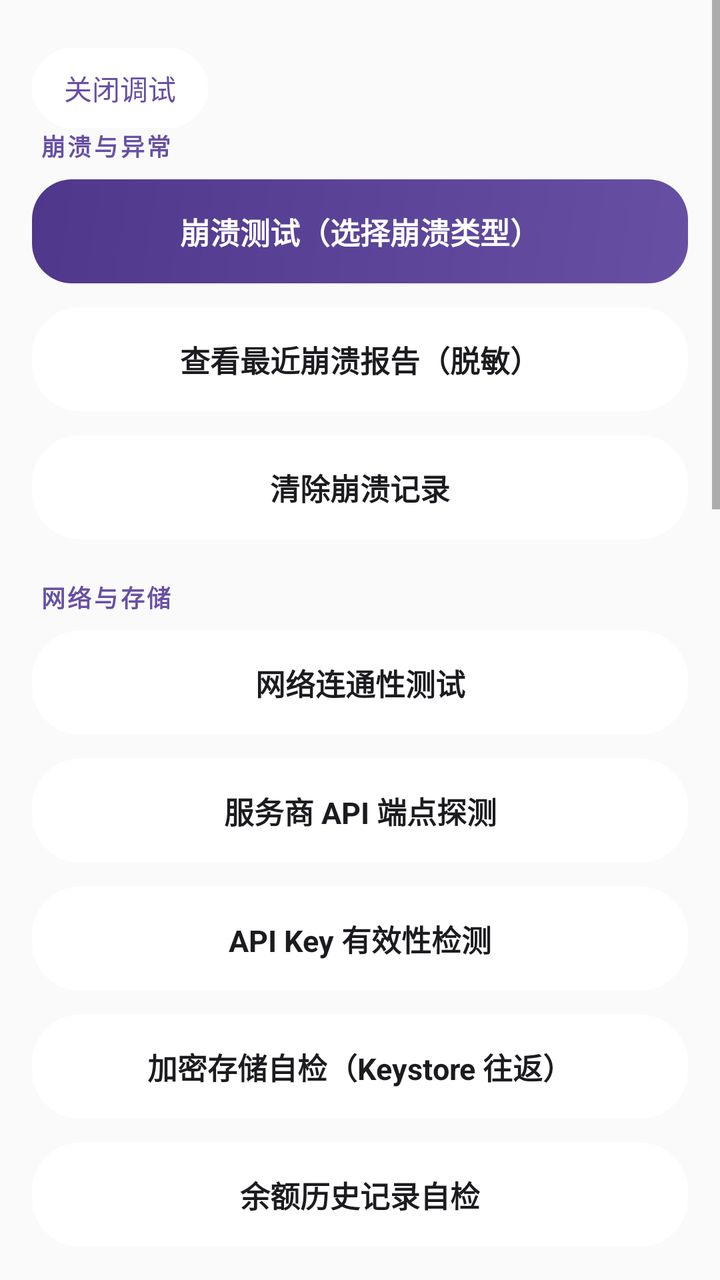
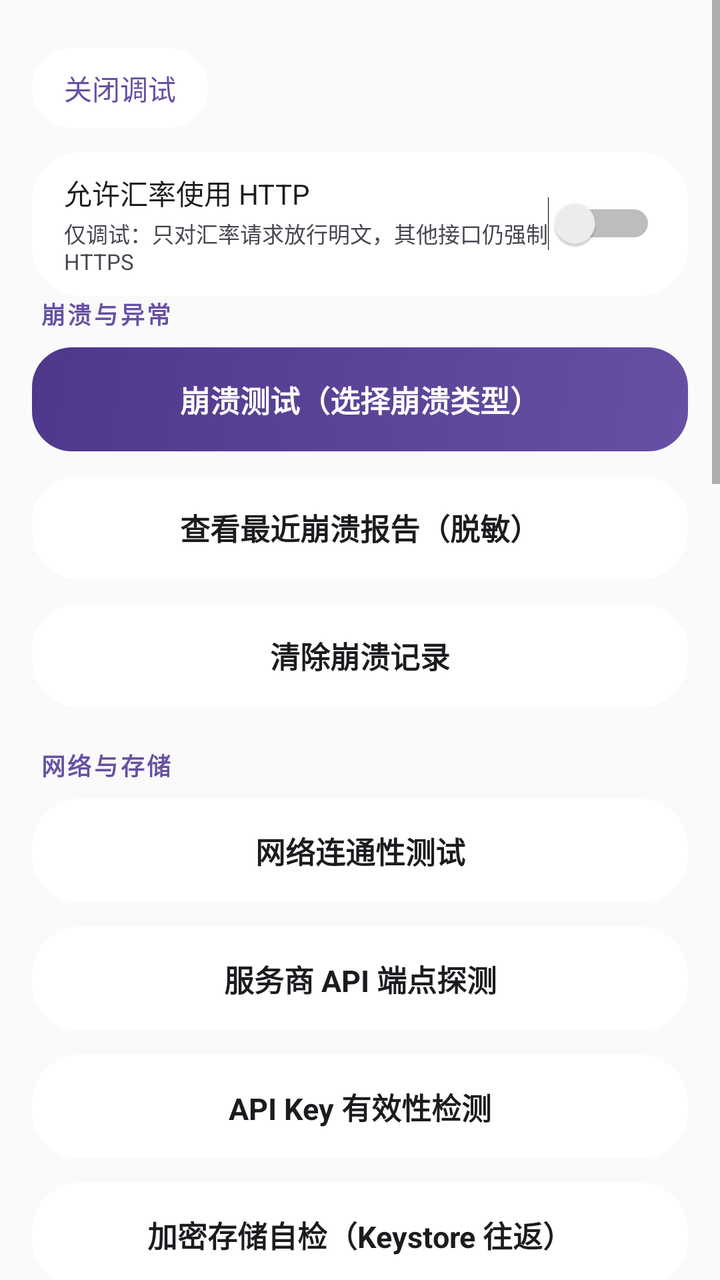

An Android layout rendered at two revisions. The XML below is the earlier revision; the diff shows what the commit changed to produce the second picture.
<!-- AndroidManifest.xml: application theme RxHTheme -->
<!-- res/layout/fragment_debug.xml -->
<?xml version="1.0" encoding="utf-8"?>
<ScrollView xmlns:android="http://schemas.android.com/apk/res/android"
    android:layout_width="match_parent"
    android:layout_height="match_parent"
    android:fillViewport="true">
        


    <LinearLayout
        android:layout_width="match_parent"
        android:layout_height="wrap_content"
        android:orientation="vertical"
        android:padding="16dp">
        <LinearLayout android:id="@+id/btn_debug_close"
            android:layout_width="wrap_content" android:layout_height="40dp"
            android:layout_marginTop="8dp" android:background="@drawable/bg_card_balance"
            android:gravity="center" android:orientation="horizontal"
            android:paddingLeft="16dp" android:paddingRight="16dp"
            android:clickable="true" android:focusable="false">
            <TextView android:layout_width="wrap_content" android:layout_height="wrap_content"
                android:text="@string/debug_close" android:textColor="@color/primary"
                android:textSize="14sp" />
        </LinearLayout>

        <TextView
            android:layout_width="wrap_content"
            android:layout_height="wrap_content"
            android:layout_marginLeft="4dp"
            android:layout_marginBottom="8dp"
            android:text="@string/str_090"
            android:textColor="@color/primary"
            android:textSize="12sp"
            android:textStyle="bold"
            android:letterSpacing="0.1" />

        <TextView
            android:id="@+id/btn_crash_test"
            android:layout_width="match_parent"
            android:layout_height="52dp"
            android:gravity="center"
            android:text="@string/str_091"
            android:textColor="@color/text_on_primary"
            android:textSize="15sp"
            android:textStyle="bold"
            android:background="@drawable/bg_gradient_button"
            android:foreground="@drawable/bg_ripple_20"
            android:clickable="true"
            android:focusable="false" />

        <TextView
            android:id="@+id/btn_crash_view"
            android:layout_width="match_parent"
            android:layout_height="52dp"
            android:layout_marginTop="12dp"
            android:gravity="center"
            android:text="@string/str_092"
            android:textColor="@color/text_primary"
            android:textSize="15sp"
            android:textStyle="bold"
            android:background="@drawable/bg_card_balance"
            android:foreground="@drawable/bg_ripple_24"
            android:clickable="true"
            android:focusable="false" />

        <TextView
            android:id="@+id/btn_crash_clear"
            android:layout_width="match_parent"
            android:layout_height="52dp"
            android:layout_marginTop="12dp"
            android:gravity="center"
            android:text="@string/str_093"
            android:textColor="@color/text_primary"
            android:textSize="15sp"
            android:textStyle="bold"
            android:background="@drawable/bg_card_balance"
            android:foreground="@drawable/bg_ripple_24"
            android:clickable="true"
            android:focusable="false" />

        <TextView
            android:layout_width="wrap_content"
            android:layout_height="wrap_content"
            android:layout_marginLeft="4dp"
            android:layout_marginTop="20dp"
            android:layout_marginBottom="8dp"
            android:text="@string/str_094"
            android:textColor="@color/primary"
            android:textSize="12sp"
            android:textStyle="bold"
            android:letterSpacing="0.1" />

        <TextView
            android:id="@+id/btn_network_test"
            android:layout_width="match_parent"
            android:layout_height="52dp"
            android:gravity="center"
            android:text="@string/str_095"
            android:textColor="@color/text_primary"
            android:textSize="15sp"
            android:textStyle="bold"
            android:background="@drawable/bg_card_balance"
            android:foreground="@drawable/bg_ripple_24"
            android:clickable="true"
            android:focusable="false" />

        <TextView
            android:id="@+id/btn_api_test"
            android:layout_width="match_parent"
            android:layout_height="52dp"
            android:layout_marginTop="12dp"
            android:gravity="center"
            android:text="@string/str_096"
            android:textColor="@color/text_primary"
            android:textSize="15sp"
            android:textStyle="bold"
            android:background="@drawable/bg_card_balance"
            android:foreground="@drawable/bg_ripple_24"
            android:clickable="true"
            android:focusable="false" />

        <TextView
            android:id="@+id/btn_key_test"
            android:layout_width="match_parent"
            android:layout_height="52dp"
            android:layout_marginTop="12dp"
            android:gravity="center"
            android:text="@string/str_097"
            android:textColor="@color/text_primary"
            android:textSize="15sp"
            android:textStyle="bold"
            android:background="@drawable/bg_card_balance"
            android:foreground="@drawable/bg_ripple_24"
            android:clickable="true"
            android:focusable="false" />

        <TextView
            android:id="@+id/btn_crypto_test"
            android:layout_width="match_parent"
            android:layout_height="52dp"
            android:layout_marginTop="12dp"
            android:gravity="center"
            android:text="@string/str_098"
            android:textColor="@color/text_primary"
            android:textSize="15sp"
            android:textStyle="bold"
            android:background="@drawable/bg_card_balance"
            android:foreground="@drawable/bg_ripple_24"
            android:clickable="true"
            android:focusable="false" />

        <TextView
            android:id="@+id/btn_history_test"
            android:layout_width="match_parent"
            android:layout_height="52dp"
            android:layout_marginTop="12dp"
            android:gravity="center"
            android:text="@string/str_099"
            android:textColor="@color/text_primary"
            android:textSize="15sp"
            android:textStyle="bold"
            android:background="@drawable/bg_card_balance"
            android:foreground="@drawable/bg_ripple_24"
            android:clickable="true"
            android:focusable="false" />

        <TextView
            android:layout_width="wrap_content"
            android:layout_height="wrap_content"
            android:layout_marginLeft="4dp"
            android:layout_marginTop="20dp"
            android:layout_marginBottom="8dp"
            android:text="@string/str_100"
            android:textColor="@color/primary"
            android:textSize="12sp"
            android:textStyle="bold"
            android:letterSpacing="0.1" />

        <TextView
            android:id="@+id/btn_notify_check"
            android:layout_width="match_parent"
            android:layout_height="52dp"
            android:gravity="center"
            android:text="@string/str_101"
            android:textColor="@color/text_primary"
            android:textSize="15sp"
            android:textStyle="bold"
            android:background="@drawable/bg_card_balance"
            android:foreground="@drawable/bg_ripple_24"
            android:clickable="true"
            android:focusable="false" />

        <TextView
            android:id="@+id/btn_alarm_check"
            android:layout_width="match_parent"
            android:layout_height="52dp"
            android:layout_marginTop="12dp"
            android:gravity="center"
            android:text="@string/str_102"
            android:textColor="@color/text_primary"
            android:textSize="15sp"
            android:textStyle="bold"
            android:background="@drawable/bg_card_balance"
            android:foreground="@drawable/bg_ripple_24"
            android:clickable="true"
            android:focusable="false" />

        <TextView
            android:id="@+id/btn_overlay_check"
            android:layout_width="match_parent"
            android:layout_height="52dp"
            android:layout_marginTop="12dp"
            android:gravity="center"
            android:text="@string/str_103"
            android:textColor="@color/text_primary"
            android:textSize="15sp"
            android:textStyle="bold"
            android:background="@drawable/bg_card_balance"
            android:foreground="@drawable/bg_ripple_24"
            android:clickable="true"
            android:focusable="false" />

        <TextView
            android:id="@+id/btn_env_info"
            android:layout_width="match_parent"
            android:layout_height="52dp"
            android:layout_marginTop="12dp"
            android:gravity="center"
            android:text="@string/str_104"
            android:textColor="@color/text_primary"
            android:textSize="15sp"
            android:textStyle="bold"
            android:background="@drawable/bg_card_balance"
            android:foreground="@drawable/bg_ripple_24"
            android:clickable="true"
            android:focusable="false" />

        <TextView
            android:layout_width="wrap_content"
            android:layout_height="wrap_content"
            android:layout_marginLeft="4dp"
            android:layout_marginTop="20dp"
            android:layout_marginBottom="8dp"
            android:text="@string/str_105"
            android:textColor="@color/primary"
            android:textSize="12sp"
            android:textStyle="bold"
            android:letterSpacing="0.1" />

        <TextView
            android:id="@+id/btn_clear_cache"
            android:layout_width="match_parent"
            android:layout_height="52dp"
            android:gravity="center"
            android:text="@string/str_106"
            android:textColor="@color/text_primary"
            android:textSize="15sp"
            android:textStyle="bold"
            android:background="@drawable/bg_card_balance"
            android:foreground="@drawable/bg_ripple_24"
            android:clickable="true"
            android:focusable="false" />
            <TextView
            android:id="@+id/btn_egg_reset"
            android:layout_width="match_parent"
            android:layout_height="52dp"
            android:gravity="center"
            android:text="@string/egg_reset_btn"
            android:textColor="@color/text_primary"
            android:textSize="15sp"
            android:textStyle="bold"
            android:background="@drawable/bg_card_balance"
            android:foreground="@drawable/bg_ripple_24"
            android:clickable="true"
            android:focusable="false" />

        <TextView
            android:id="@+id/btn_show_settings"
            android:layout_width="match_parent"
            android:layout_height="52dp"
            android:layout_marginTop="12dp"
            android:gravity="center"
            android:text="@string/str_107"
            android:textColor="@color/text_primary"
            android:textSize="15sp"
            android:textStyle="bold"
            android:background="@drawable/bg_card_balance"
            android:foreground="@drawable/bg_ripple_24"
            android:clickable="true"
            android:focusable="false" />

        <TextView
            android:id="@+id/tv_test_result"
            android:layout_width="match_parent"
            android:layout_height="wrap_content"
            android:layout_marginTop="16dp"
            android:background="@color/card_bg"
            android:textColor="@color/text_secondary"
            android:textSize="12sp"
            android:typeface="monospace"
            android:padding="14dp"
            android:visibility="gone" />

        <View
            android:layout_width="match_parent"
            android:layout_height="32dp" />

    
        <TextView
            android:id="@+id/btn_device_info"
            android:layout_width="match_parent"
            android:layout_height="52dp"
            android:layout_marginTop="10dp"
            android:gravity="center"
            android:text="@string/dbg_device"
            android:textColor="@color/text_primary"
            android:textSize="15sp"
            android:background="@drawable/bg_card_balance"
            android:foreground="@drawable/bg_ripple_20"
            android:clickable="true"
            android:focusable="false" />

        <TextView
            android:id="@+id/btn_mem_info"
            android:layout_width="match_parent"
            android:layout_height="52dp"
            android:layout_marginTop="10dp"
            android:gravity="center"
            android:text="@string/dbg_mem"
            android:textColor="@color/text_primary"
            android:textSize="15sp"
            android:background="@drawable/bg_card_balance"
            android:foreground="@drawable/bg_ripple_20"
            android:clickable="true"
            android:focusable="false" />

        <TextView
            android:id="@+id/btn_time_info"
            android:layout_width="match_parent"
            android:layout_height="52dp"
            android:layout_marginTop="10dp"
            android:gravity="center"
            android:text="@string/dbg_time"
            android:textColor="@color/text_primary"
            android:textSize="15sp"
            android:background="@drawable/bg_card_balance"
            android:foreground="@drawable/bg_ripple_20"
            android:clickable="true"
            android:focusable="false" />

        <TextView
            android:id="@+id/btn_dns_check"
            android:layout_width="match_parent"
            android:layout_height="52dp"
            android:layout_marginTop="10dp"
            android:gravity="center"
            android:text="@string/dbg_dns"
            android:textColor="@color/text_primary"
            android:textSize="15sp"
            android:background="@drawable/bg_card_balance"
            android:foreground="@drawable/bg_ripple_20"
            android:clickable="true"
            android:focusable="false" />

        <TextView
            android:id="@+id/btn_privacy_info"
            android:layout_width="match_parent"
            android:layout_height="52dp"
            android:layout_marginTop="10dp"
            android:gravity="center"
            android:text="@string/dbg_privacy"
            android:textColor="@color/text_primary"
            android:textSize="15sp"
            android:background="@drawable/bg_card_balance"
            android:foreground="@drawable/bg_ripple_20"
            android:clickable="true"
            android:focusable="false" />

        <TextView
            android:id="@+id/btn_provider_info"
            android:layout_width="match_parent"
            android:layout_height="52dp"
            android:layout_marginTop="10dp"
            android:gravity="center"
            android:text="@string/dbg_provider"
            android:textColor="@color/text_primary"
            android:textSize="15sp"
            android:background="@drawable/bg_card_balance"
            android:foreground="@drawable/bg_ripple_20"
            android:clickable="true"
            android:focusable="false" />

        <TextView
            android:id="@+id/btn_export_diag"
            android:layout_width="match_parent"
            android:layout_height="52dp"
            android:layout_marginTop="10dp"
            android:gravity="center"
            android:text="@string/dbg_export"
            android:textColor="@color/text_primary"
            android:textSize="15sp"
            android:background="@drawable/bg_card_balance"
            android:foreground="@drawable/bg_ripple_20"
            android:clickable="true"
            android:focusable="false" />
    
        
    
        
    </LinearLayout>
</ScrollView>
<!-- resources referenced by this layout -->
<resources>
  <color name="card_bg">#FFFFFF</color>
  <color name="primary">#6750A4</color>
  <color name="text_on_primary">#FFFFFF</color>
  <color name="text_primary">#1C1B1F</color>
  <color name="text_secondary">#49454F</color>
  <!-- drawable bg_card_balance (drawable) -->
  <?xml version="1.0" encoding="utf-8"?>
  <shape xmlns:android="http://schemas.android.com/apk/res/android" android:shape="rectangle">
      <solid android:color="@color/card_bg" />
      <corners android:radius="24dp" />
      
  </shape>
  <!-- drawable bg_gradient_button (drawable) -->
  <?xml version="1.0" encoding="utf-8"?>
  <shape xmlns:android="http://schemas.android.com/apk/res/android" android:shape="rectangle">
      <gradient
          android:startColor="@color/primary"
          android:endColor="@color/gradient_end"
          android:angle="135" />
      <corners android:radius="20dp" />
  </shape>
  <!-- drawable bg_ripple_20 (drawable) -->
  <?xml version="1.0" encoding="utf-8"?>
  <ripple xmlns:android="http://schemas.android.com/apk/res/android"
      android:color="#33000000">
      <item android:id="@android:id/mask">
          <shape android:shape="rectangle">
              <solid android:color="#FFFFFF" />
              <corners android:radius="20dp" />
          </shape>
      </item>
  </ripple>
  <!-- drawable bg_ripple_24 (drawable) -->
  <?xml version="1.0" encoding="utf-8"?>
  <ripple xmlns:android="http://schemas.android.com/apk/res/android"
      android:color="#33000000">
      <item android:id="@android:id/mask">
          <shape android:shape="rectangle">
              <solid android:color="#FFFFFF" />
              <corners android:radius="24dp" />
          </shape>
      </item>
  </ripple>
  <string name="dbg_device">设备与屏幕信息</string>
  <string name="dbg_dns">DNS 解析测试</string>
  <string name="dbg_export">导出诊断报告</string>
  <string name="dbg_mem">内存与存储占用</string>
  <string name="dbg_privacy">隐私与锁状态</string>
  <string name="dbg_provider">供应商配置总览</string>
  <string name="dbg_time">时间与时钟</string>
  <string name="debug_close">关闭调试</string>
  <string name="egg_reset_btn">强制重置彩蛋状态</string>
  <string name="str_090">崩溃与异常</string>
  <string name="str_091">崩溃测试（选择崩溃类型）</string>
  <string name="str_092">查看最近崩溃报告（脱敏）</string>
  <string name="str_093">清除崩溃记录</string>
  <string name="str_094">网络与存储</string>
  <string name="str_095">网络连通性测试</string>
  <string name="str_096">服务商 API 端点探测</string>
  <string name="str_097">API Key 有效性检测</string>
  <string name="str_098">加密存储自检（Keystore 往返）</string>
  <string name="str_099">余额历史记录自检</string>
  <string name="str_100">权限与环境</string>
  <string name="str_101">通知权限检查</string>
  <string name="str_102">定时刷新与闹钟状态检查</string>
  <string name="str_103">悬浮窗权限检查</string>
  <string name="str_104">设备与系统信息</string>
  <string name="str_105">数据维护</string>
  <string name="str_106">清除缓存与临时数据</string>
  <string name="str_107">查看当前设置</string>
  <style name="RxHTheme" parent="@android:style/Theme.Material.Light.NoActionBar">
          <item name="android:colorPrimary">#6750A4</item>
          <item name="android:colorAccent">#6750A4</item>
          <item name="android:windowNoTitle">true</item>
          <item name="android:windowActionBar">false</item>
          <item name="android:statusBarColor">@android:color/transparent</item>
          <item name="android:navigationBarColor">@android:color/transparent</item>
          <item name="android:windowTranslucentStatus">false</item>
          <item name="android:windowTranslucentNavigation">false</item>
          <item name="android:windowLightStatusBar">false</item>
          <item name="android:windowLightNavigationBar">true</item>
      </style>
  <color name="gradient_end">#4F378B</color>
</resources>

<!-- the commit's change to res/layout/fragment_debug.xml (unified diff, before → after) -->
@@ -22,6 +22,42 @@
                 android:textSize="14sp" />
         </LinearLayout>
 
+        <LinearLayout
+            android:layout_width="match_parent"
+            android:layout_height="wrap_content"
+            android:layout_marginTop="12dp"
+            android:background="@drawable/bg_card_balance"
+            android:gravity="center_vertical"
+            android:orientation="horizontal"
+            android:paddingLeft="16dp"
+            android:paddingRight="16dp"
+            android:paddingTop="10dp"
+            android:paddingBottom="10dp">
+            <LinearLayout
+                android:layout_width="0dp"
+                android:layout_height="wrap_content"
+                android:layout_weight="1"
+                android:orientation="vertical">
+                <TextView
+                    android:layout_width="wrap_content"
+                    android:layout_height="wrap_content"
+                    android:text="@string/debug_rate_http"
+                    android:textColor="@color/text_primary"
+                    android:textSize="14sp" />
+                <TextView
+                    android:layout_width="wrap_content"
+                    android:layout_height="wrap_content"
+                    android:layout_marginTop="2dp"
+                    android:text="@string/debug_rate_http_desc"
+                    android:textColor="@color/text_secondary"
+                    android:textSize="11sp" />
+            </LinearLayout>
+            <Switch
+                android:id="@+id/sw_rate_http"
+                android:layout_width="wrap_content"
+                android:layout_height="wrap_content" />
+        </LinearLayout>
+
         <TextView
             android:layout_width="wrap_content"
             android:layout_height="wrap_content"
<!-- resource entries referenced after the edit -->
@@ -51,6 +51,8 @@
   <string name="dbg_provider">供应商配置总览</string>
   <string name="dbg_time">时间与时钟</string>
   <string name="debug_close">关闭调试</string>
+  <string name="debug_rate_http">允许汇率使用 HTTP</string>
+  <string name="debug_rate_http_desc">仅调试：只对汇率请求放行明文，其他接口仍强制 HTTPS</string>
   <string name="egg_reset_btn">强制重置彩蛋状态</string>
   <string name="str_090">崩溃与异常</string>
   <string name="str_091">崩溃测试（选择崩溃类型）</string>
